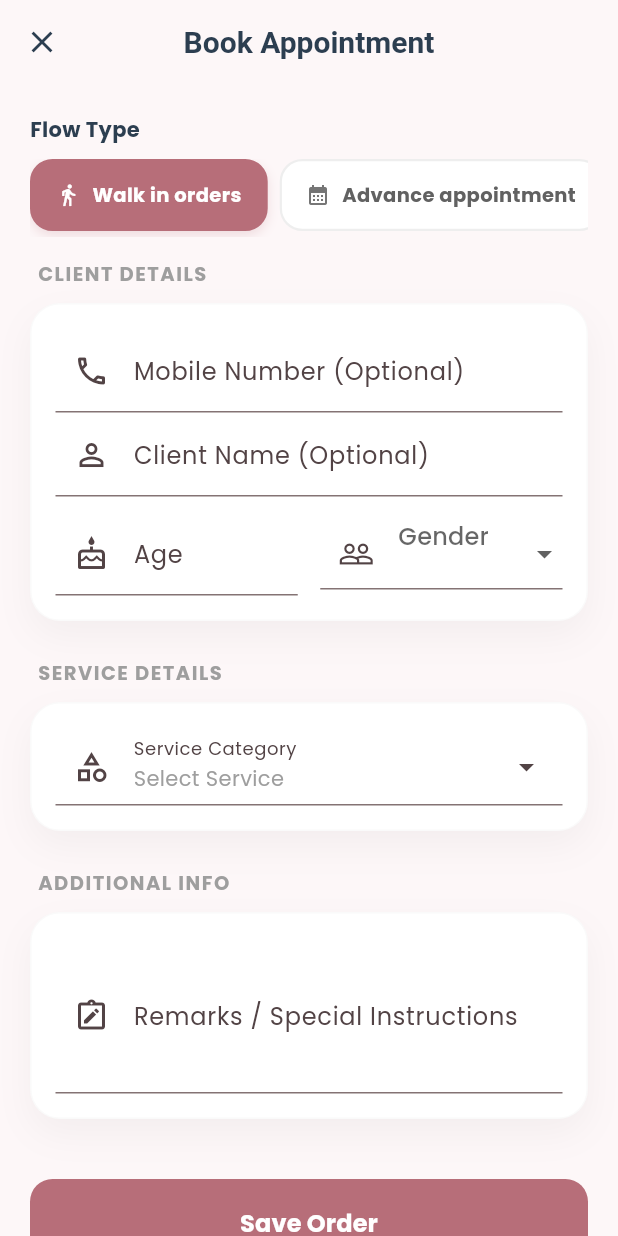
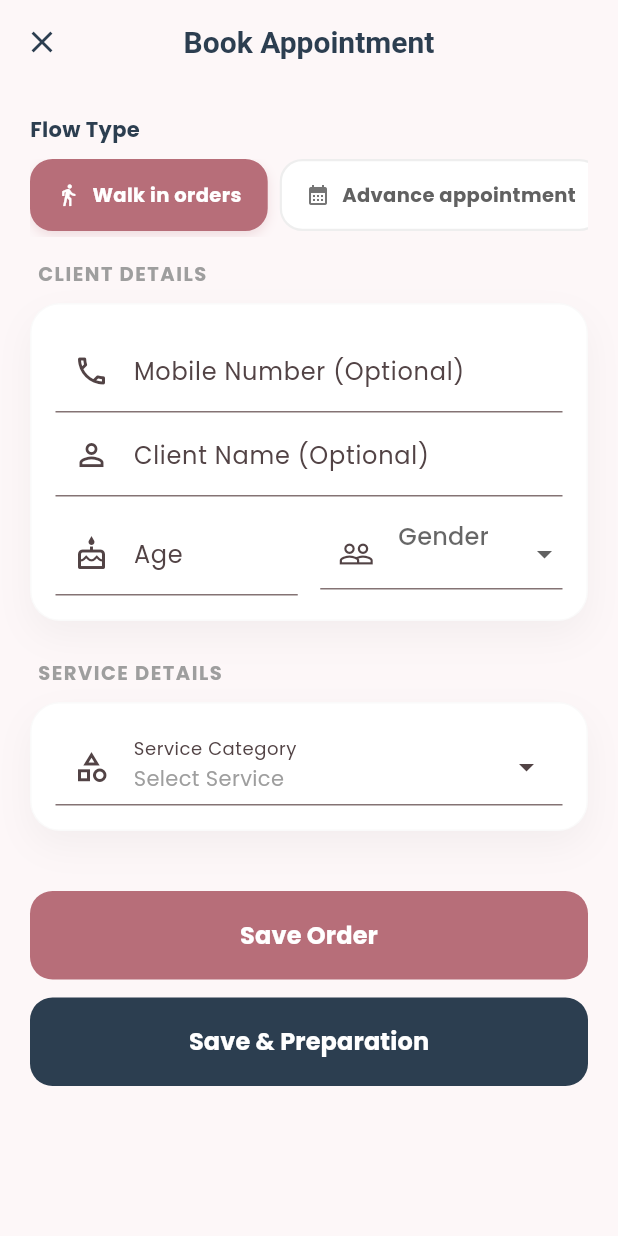
Before and after one commit to ladanimansi/parlor_management, a Flutter app: the BookAppointmentView screen opened by its route, on a phone screen of 412 x 824 dp. Run offline on Flutter 3.47's test engine with Material 3 defaults, Android fonts, the phone set to English and light mode, and no system bars; our stand-ins replace flutter_staggered_animations, get, get_storage, google_fonts, table_calendar; accounts and stored records are empty.

```diff
--- a/lib/app/modules/book_appointment/book_appointment_controller.dart
+++ b/lib/app/modules/book_appointment/book_appointment_controller.dart
@@ -198,12 +198,14 @@ class BookAppointmentController extends GetxController {
         clientOtherInfo.value = customer.otherInfo ?? '';
         _lastAutoFilledMobile = cleanMobile;
 
+        WidgetsBinding.instance.addPostFrameCallback((_) {
           Get.snackbar(
             "Customer Found",
             "Customer profile auto-filled for '${customer.name}'",
             duration: const Duration(seconds: 3),
             snackPosition: SnackPosition.TOP,
           );
+        });
       } else if (matches.isNotEmpty) {
         isNewCustomer.value = false;
         final latest = matches.first;
@@ -215,12 +217,14 @@ class BookAppointmentController extends GetxController {
         clientOtherInfo.value = latest.clientOtherInfo ?? '';
         _lastAutoFilledMobile = cleanMobile;
 
+        WidgetsBinding.instance.addPostFrameCallback((_) {
           Get.snackbar(
             "Customer Found",
             "Customer details auto-filled for '${latest.clientName}' from previous visits!",
             duration: const Duration(seconds: 3),
             snackPosition: SnackPosition.TOP,
           );
+        });
       } else {
         isNewCustomer.value = true;
       }
--- a/lib/app/modules/book_appointment/book_appointment_view.dart
+++ b/lib/app/modules/book_appointment/book_appointment_view.dart
@@ -751,73 +751,72 @@ class BookAppointmentView extends GetView<BookAppointmentController> {
               ),
 
               // Remarks & Notes Section (Stage 1 Remarks)
-              Column(
-                crossAxisAlignment: CrossAxisAlignment.start,
-                children: [
-                  const SizedBox(height: 25),
-                  _buildSectionTitle("additional_info".tr),
-                  CustomCard(
-                    child: Column(
-                      children: [
-                        TextFormField(
-                          controller: controller.notesController,
-                          decoration: const InputDecoration(
-                            labelText: "Remarks / Special Instructions",
-                            prefixIcon: Icon(Icons.note_alt_outlined),
-                            hintText:
-                                "Enter any remarks or special requests...",
-                          ),
-                          maxLines: 3,
-                        ),
-                        Obx(() {
-                          if (controller.isQuickBill)
-                            return const SizedBox.shrink();
-                          return Column(
-                            children: [
-                              const SizedBox(height: 15),
-                              TextFormField(
-                                controller: controller.referenceByController,
-                                decoration: InputDecoration(
-                                  labelText: "reference_by".tr,
-                                  prefixIcon: const Icon(Icons.group_outlined),
-                                  hintText: "e.g., Instagram, Friend, Google",
-                                ),
-                              ),
-                              const SizedBox(height: 15),
-                              DropdownButtonFormField<String>(
-                                value: controller.selectedStatus.value,
-                                items: controller.statuses.map((s) {
-                                  final dummyApp = AppointmentModel(
-                                    id: '',
-                                    clientName: '',
-                                    mobileNumber: '',
-                                    serviceName: '',
-                                    category: '',
-                                    visitingDateTime: DateTime.now(),
-                                    bookingDateTime: DateTime.now(),
-                                    status: s,
-                                    amount: 0,
-                                  );
-                                  return DropdownMenuItem(
-                                    value: s,
-                                    child: Text(dummyApp.statusKey.tr),
-                                  );
-                                }).toList(),
-                                onChanged: (v) => controller.updateStatus(v!),
-                                decoration: InputDecoration(
-                                  labelText: "status".tr,
-                                  prefixIcon: const Icon(Icons.info_outline),
-                                ),
-                              ),
-                            ],
-                          );
-                        }),
-                      ],
-                    ),
-                  ),
-                ],
-              ),
-
+              // Column(
+              //   crossAxisAlignment: CrossAxisAlignment.start,
+              //   children: [
+              //     const SizedBox(height: 25),
+              //     _buildSectionTitle("additional_info".tr),
+              //     CustomCard(
+              //       child: Column(
+              //         children: [
+              //           TextFormField(
+              //             controller: controller.notesController,
+              //             decoration: const InputDecoration(
+              //               labelText: "Remarks / Special Instructions",
+              //               prefixIcon: Icon(Icons.note_alt_outlined),
+              //               hintText:
+              //                   "Enter any remarks or special requests...",
+              //             ),
+              //             maxLines: 3,
+              //           ),
+              //           Obx(() {
+              //             if (controller.isQuickBill)
+              //               return const SizedBox.shrink();
+              //             return Column(
+              //               children: [
+              //                 const SizedBox(height: 15),
+              //                 TextFormField(
+              //                   controller: controller.referenceByController,
+              //                   decoration: InputDecoration(
+              //                     labelText: "reference_by".tr,
+              //                     prefixIcon: const Icon(Icons.group_outlined),
+              //                     hintText: "e.g., Instagram, Friend, Google",
+              //                   ),
+              //                 ),
+              //                 const SizedBox(height: 15),
+              //                 DropdownButtonFormField<String>(
+              //                   value: controller.selectedStatus.value,
+              //                   items: controller.statuses.map((s) {
+              //                     final dummyApp = AppointmentModel(
+              //                       id: '',
+              //                       clientName: '',
+              //                       mobileNumber: '',
+              //                       serviceName: '',
+              //                       category: '',
+              //                       visitingDateTime: DateTime.now(),
+              //                       bookingDateTime: DateTime.now(),
+              //                       status: s,
+              //                       amount: 0,
+              //                     );
+              //                     return DropdownMenuItem(
+              //                       value: s,
+              //                       child: Text(dummyApp.statusKey.tr),
+              //                     );
+              //                   }).toList(),
+              //                   onChanged: (v) => controller.updateStatus(v!),
+              //                   decoration: InputDecoration(
+              //                     labelText: "status".tr,
+              //                     prefixIcon: const Icon(Icons.info_outline),
+              //                   ),
+              //                 ),
+              //               ],
+              //             );
+              //           }),
+              //         ],
+              //       ),
+              //     ),
+              //   ],
+              // ),
               const SizedBox(height: 40),
               SizedBox(
                 width: double.infinity,
```
Lines whose indentation alone changed are shown as unchanged.
